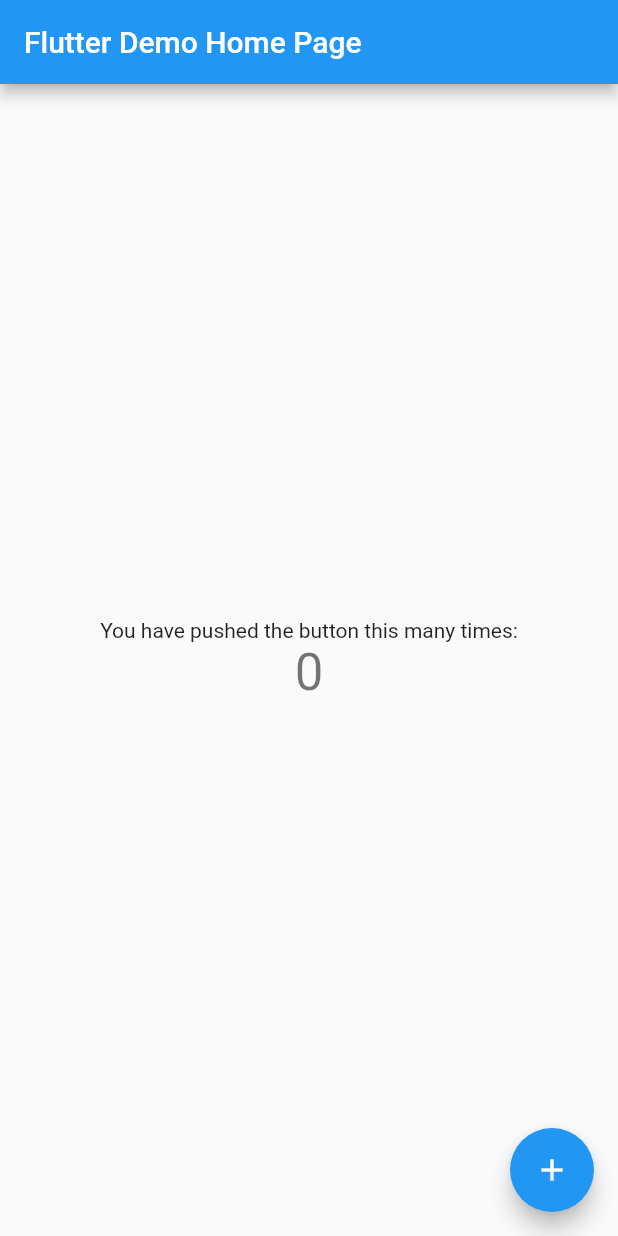
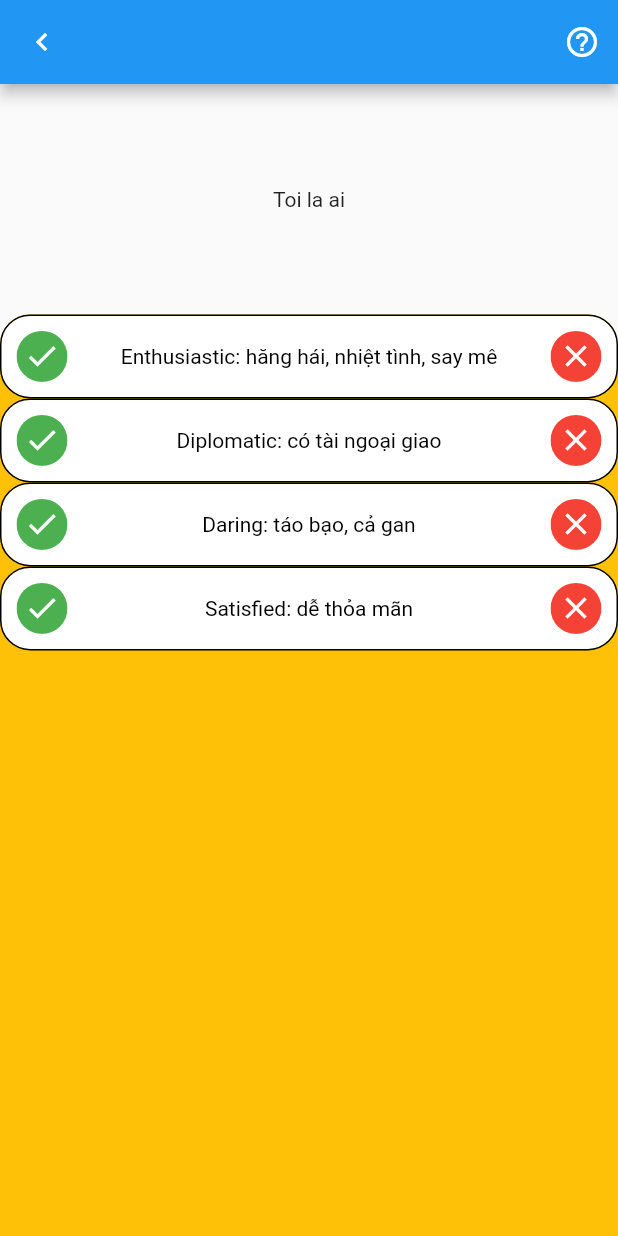
Before and after one commit to diepvicuong/DISC_TEST, a Flutter app: the screen it shows after launch, on a phone screen of 412 x 824 dp. Run offline on Flutter 3.47's test engine with Material 2 defaults, Android fonts, the phone set to English and light mode, and no system bars; our stand-ins replace dio, get; missing offline and left inert: dio_http_cache.

Commit message:
add question_page and answer_page

```diff
--- /dev/null
+++ b/lib/app/data/models/answer_model.dart
@@ -0,0 +1,29 @@
+import 'dart:convert';
+
+class Answer {
+  final String name;
+  final String question;
+  final String answer;
+  final String close;
+  final String far;
+  final String result;
+  Answer({
+    required this.name,
+    required this.question,
+    required this.answer,
+    required this.close,
+    required this.far,
+    required this.result,
+  });
+
+  factory Answer.fromJson(Map<String, dynamic> json) {
+    return Answer(
+      name: json['name'],
+      question: json['question'],
+      answer: json['answer'],
+      close: json['close'],
+      far: json['far'],
+      result: json['result'],
+    );
+  }
+}
--- /dev/null
+++ b/lib/app/data/models/data_model.dart
@@ -0,0 +1,18 @@
+import 'dart:convert';
+
+import 'package:disc_test/app/data/models/answer_model.dart';
+
+class QuestionData {
+  final String question;
+  final List<Answer> answerList;
+
+  QuestionData({required this.question, required this.answerList});
+
+  factory QuestionData.fromJson(Map<String, dynamic> json) {
+    return QuestionData(
+      question: json['question'],
+      answerList:
+          List<Answer>.from(json['answer']?.map((x) => Answer.fromJson(x))),
+    );
+  }
+}
--- /dev/null
+++ b/lib/app/res/colors.dart
@@ -0,0 +1,6 @@
+import 'package:flutter/material.dart';
+
+class AppColor {
+  static final Color kprimaryColor = Colors.blue;
+  static final Color kSecondaryColor = Colors.white;
+}
--- /dev/null
+++ b/lib/app/res/config.dart
@@ -0,0 +1,3 @@
+class AppConfig {
+  static final String baseUrl = 'https://xxx';
+}
--- /dev/null
+++ b/lib/app/res/sample_data.dart
@@ -0,0 +1,35 @@
+import 'package:disc_test/app/data/models/answer_model.dart';
+import 'package:disc_test/app/data/models/data_model.dart';
+
+List<QuestionData> arrayData = [
+  QuestionData(question: 'Toi la ai', answerList: [
+    Answer(
+        name: "abc",
+        question: '4de9cb20ad',
+        answer: "Enthusiastic: hăng hái, nhiệt tình, say mê",
+        close: "A",
+        far: "A",
+        result: "_"),
+    Answer(
+        name: "abc",
+        question: '4de9cb20ad',
+        answer: "Diplomatic: có tài ngoại giao",
+        close: "A",
+        far: "A",
+        result: "_"),
+    Answer(
+        name: "abc",
+        question: '4de9cb20ad',
+        answer: "Daring: táo bạo, cả gan",
+        close: "A",
+        far: "A",
+        result: "_"),
+    Answer(
+        name: "abc",
+        question: '4de9cb20ad',
+        answer: "Satisfied: dễ thỏa mãn",
+        close: "A",
+        far: "A",
+        result: "_"),
+  ])
+];
--- /dev/null
+++ b/lib/app/res/styles.dart
@@ -0,0 +1,3 @@
+class AppStyle {
+  static const double commonBorderRadius = 20;
+}
--- /dev/null
+++ b/lib/app/routes/app_pages.dart
@@ -0,0 +1,16 @@
+import 'package:get/get.dart';
+
+part './app_routes.dart';
+
+class AppPages {
+  static final pages = [
+    // GetPage(
+    //   name: Routes.INITIAL,
+    //   page: () => HomePage(),
+    // ),
+    // GetPage(
+    //     name: Routes.PRODUCT_LST,
+    //     page: () => ProductListPage(),
+    //     binding: ProductBinding()),
+  ];
+}
--- /dev/null
+++ b/lib/app/routes/app_routes.dart
@@ -0,0 +1,5 @@
+part of './app_pages.dart';
+
+abstract class Routes {
+  static const INITIAL = '/';
+}
--- /dev/null
+++ b/lib/app/ui/question/page/answer_page.dart
@@ -0,0 +1,281 @@
+import 'package:disc_test/app/data/models/data_model.dart';
+import 'package:disc_test/app/res/sample_data.dart';
+import 'package:disc_test/app/res/styles.dart';
+import 'package:flutter/material.dart';
+
+class AnswerPage extends StatelessWidget {
+  final QuestionData questionData;
+
+  const AnswerPage({Key? key, required this.questionData}) : super(key: key);
+
+  @override
+  Widget build(BuildContext context) {
+    return Column(
+      crossAxisAlignment: CrossAxisAlignment.stretch,
+      children: [
+        Expanded(
+            flex: 1,
+            child: Center(
+              child: Text(questionData.question),
+            )),
+        Expanded(
+          flex: 4,
+          child: Container(
+            decoration: BoxDecoration(
+                color: Colors.amber,
+                borderRadius: BorderRadius.only(
+                    topLeft: Radius.circular(AppStyle.commonBorderRadius),
+                    topRight: Radius.circular(AppStyle.commonBorderRadius))),
+            child: ListAnswerWidget(questionData: questionData),
+          ),
+        )
+      ],
+    );
+  }
+}
+
+class ListAnswerWidget extends StatefulWidget {
+  const ListAnswerWidget({
+    Key? key,
+    required this.questionData,
+  }) : super(key: key);
+
+  final QuestionData questionData;
+
+  @override
+  _ListAnswerWidgetState createState() => _ListAnswerWidgetState();
+}
+
+class _ListAnswerWidgetState extends State<ListAnswerWidget> {
+  int? _isMost;
+  int? _isLeast;
+  @override
+  Widget build(BuildContext context) {
+    return Center(
+        child: ListView.builder(
+      itemCount: widget.questionData.answerList.length,
+      itemBuilder: (context, index) => AnswerWidget2(
+        answer: widget.questionData.answerList[index].answer,
+        isMost: _isMost == index,
+        isLeast: _isLeast == index,
+        mostOnTap: () {
+          if (_isMost == null && _isLeast != index) {
+            setState(() {
+              _isMost = index;
+            });
+          } else if (_isMost == index) {
+            setState(() {
+              _isMost = null;
+            });
+          }
+        },
+        leastOnTap: () {
+          if (_isLeast == null && _isMost != index) {
+            setState(() {
+              _isLeast = index;
+            });
+          } else if (_isLeast == index) {
+            setState(() {
+              _isLeast = null;
+            });
+          }
+        },
+      ),
+    ));
+  }
+}
+
+class AnswerWidget extends StatefulWidget {
+  final String answer;
+  final Color? backgroundColor;
+  final Color? answerColor;
+  final Color? borderColor;
+  final double? borderRadius;
+
+  AnswerWidget(
+      {Key? key,
+      required this.answer,
+      this.backgroundColor,
+      this.answerColor,
+      this.borderColor,
+      this.borderRadius})
+      : super(key: key);
+
+  @override
+  _AnswerWidgetState createState() => _AnswerWidgetState();
+}
+
+class _AnswerWidgetState extends State<AnswerWidget> {
+  bool _isMost = false;
+  bool _isLeast = false;
+  @override
+  Widget build(BuildContext context) {
+    return Container(
+      padding: EdgeInsets.all(10),
+      decoration: BoxDecoration(
+          color: _isMost
+              ? Colors.green
+              : _isLeast
+                  ? Colors.red
+                  : widget.backgroundColor ?? Colors.white,
+          border: Border.all(color: this.widget.borderColor ?? Colors.black),
+          borderRadius: BorderRadius.circular(
+              this.widget.borderRadius ?? AppStyle.commonBorderRadius)),
+      child: Row(
+        mainAxisAlignment: MainAxisAlignment.spaceBetween,
+        children: [
+          Opacity(
+            opacity: _isLeast ? 0.0 : 1.0,
+            child: ClipOval(
+              child: Container(
+                color: _isMost ? Colors.white : Colors.green,
+                padding: EdgeInsets.all(5),
+                child: InkWell(
+                  splashColor: Colors.transparent,
+                  highlightColor: Colors.transparent, // inkwell color
+                  child: Icon(
+                    Icons.done,
+                    color: _isMost ? Colors.green : Colors.white,
+                  ),
+                  onTap: () {
+                    setState(() {
+                      _isMost = !_isMost;
+                    });
+                  },
+                ),
+              ),
+            ),
+          ),
+          Flexible(
+            child: Text(
+              this.widget.answer,
+              style: TextStyle(
+                color: (_isMost || _isLeast)
+                    ? Colors.white
+                    : widget.answerColor ?? Colors.black,
+              ),
+            ),
+          ),
+          Opacity(
+            opacity: _isMost ? 0.0 : 1.0,
+            child: ClipOval(
+              child: Container(
+                color: _isLeast ? Colors.white : Colors.red,
+                padding: EdgeInsets.all(5),
+                child: InkWell(
+                  splashColor: Colors.transparent,
+                  highlightColor: Colors.transparent, // inkwell color
+                  child: Icon(
+                    Icons.clear,
+                    color: _isLeast ? Colors.red : Colors.white,
+                  ),
+                  onTap: () {
+                    setState(() {
+                      _isLeast = !_isLeast;
+                    });
+                  },
+                ),
+              ),
+            ),
+          ),
+        ],
+      ),
+    );
+  }
+}
+
+class AnswerWidget2 extends StatelessWidget {
+  final String answer;
+  final Color? backgroundColor;
+  final Color? answerColor;
+  final Color? borderColor;
+  final double? borderRadius;
+
+  AnswerWidget2(
+      {Key? key,
+      required this.answer,
+      this.backgroundColor,
+      this.answerColor,
+      this.borderColor,
+      this.borderRadius,
+      this.isMost = false,
+      this.isLeast = false,
+      this.enableMost = true,
+      this.enableLeast = true,
+      this.mostOnTap,
+      this.leastOnTap})
+      : super(key: key);
+
+  final bool isMost;
+  final bool isLeast;
+  final bool enableMost;
+  final bool enableLeast;
+  final VoidCallback? mostOnTap;
+  final VoidCallback? leastOnTap;
+  @override
+  Widget build(BuildContext context) {
+    return Container(
+      padding: EdgeInsets.all(10),
+      decoration: BoxDecoration(
+          color: isMost
+              ? Colors.green
+              : isLeast
+                  ? Colors.red
+                  : this.backgroundColor ?? Colors.white,
+          border: Border.all(color: this.borderColor ?? Colors.black),
+          borderRadius: BorderRadius.circular(
+              this.borderRadius ?? AppStyle.commonBorderRadius)),
+      child: Row(
+        mainAxisAlignment: MainAxisAlignment.spaceBetween,
+        children: [
+          Opacity(
+            opacity: isLeast ? 0.0 : 1.0,
+            child: ClipOval(
+              child: Container(
+                color: isMost ? Colors.white : Colors.green,
+                padding: EdgeInsets.all(5),
+                child: InkWell(
+                  splashColor: Colors.transparent,
+                  highlightColor: Colors.transparent, // inkwell color
+                  child: Icon(
+                    Icons.done,
+                    color: isMost ? Colors.green : Colors.white,
+                  ),
+                  onTap: mostOnTap,
+                ),
+              ),
+            ),
+          ),
+          Flexible(
+            child: Text(
+              this.answer,
+              style: TextStyle(
+                color: (isMost || isLeast)
+                    ? Colors.white
+                    : this.answerColor ?? Colors.black,
+              ),
+            ),
+          ),
+          Opacity(
+            opacity: isMost ? 0.0 : 1.0,
+            child: ClipOval(
+              child: Container(
+                color: isLeast ? Colors.white : Colors.red,
+                padding: EdgeInsets.all(5),
+                child: InkWell(
+                  splashColor: Colors.transparent,
+                  highlightColor: Colors.transparent, // inkwell color
+                  child: Icon(
+                    Icons.clear,
+                    color: isLeast ? Colors.red : Colors.white,
+                  ),
+                  onTap: leastOnTap,
+                ),
+              ),
+            ),
+          ),
+        ],
+      ),
+    );
+  }
+}
--- /dev/null
+++ b/lib/app/ui/question/page/question_page.dart
@@ -0,0 +1,37 @@
+import 'package:disc_test/app/res/sample_data.dart';
+import 'package:disc_test/app/ui/question/page/answer_page.dart';
+import 'package:flutter/material.dart';
+
+class QuestionPage extends StatelessWidget {
+  @override
+  Widget build(BuildContext context) {
+    return Scaffold(
+      appBar: AppBar(
+        leading: IconButton(
+          icon: Icon(Icons.chevron_left),
+          onPressed: () {},
+        ),
+        title: Container(
+          color: Colors.amber,
+        ),
+        actions: [
+          IconButton(
+            icon: Icon(Icons.help_outline_outlined),
+            onPressed: () {},
+          )
+        ],
+      ),
+      body: Container(
+        child: PageView.builder(
+          physics: NeverScrollableScrollPhysics(),
+          itemCount: arrayData.length,
+          itemBuilder: (context, index) {
+            return AnswerPage(
+              questionData: arrayData[index],
+            );
+          },
+        ),
+      ),
+    );
+  }
+}
--- a/lib/main.dart
+++ b/lib/main.dart
@@ -1,113 +1,25 @@
+import 'package:disc_test/app/ui/question/page/question_page.dart';
 import 'package:flutter/material.dart';
+import 'package:get/get.dart';
+
+import 'app/routes/app_pages.dart';
 
 void main() {
   runApp(MyApp());
 }
 
 class MyApp extends StatelessWidget {
-  // This widget is the root of your application.
   @override
   Widget build(BuildContext context) {
-    return MaterialApp(
+    return GetMaterialApp(
       title: 'Flutter Demo',
       theme: ThemeData(
-        // This is the theme of your application.
-        //
-        // Try running your application with "flutter run". You'll see the
-        // application has a blue toolbar. Then, without quitting the app, try
-        // changing the primarySwatch below to Colors.green and then invoke
-        // "hot reload" (press "r" in the console where you ran "flutter run",
-        // or simply save your changes to "hot reload" in a Flutter IDE).
-        // Notice that the counter didn't reset back to zero; the application
-        // is not restarted.
         primarySwatch: Colors.blue,
       ),
-      home: MyHomePage(title: 'Flutter Demo Home Page'),
+      home: QuestionPage(),
+      // initialBinding: HomeBinding(),
+      initialRoute: Routes.INITIAL,
+      // getPages: AppPages.pages,
     );
   }
 }
-
-class MyHomePage extends StatefulWidget {
-  MyHomePage({Key key, this.title}) : super(key: key);
-
-  // This widget is the home page of your application. It is stateful, meaning
-  // that it has a State object (defined below) that contains fields that affect
-  // how it looks.
-
-  // This class is the configuration for the state. It holds the values (in this
-  // case the title) provided by the parent (in this case the App widget) and
-  // used by the build method of the State. Fields in a Widget subclass are
-  // always marked "final".
-
-  final String title;
-
-  @override
-  _MyHomePageState createState() => _MyHomePageState();
-}
-
-class _MyHomePageState extends State<MyHomePage> {
-  int _counter = 0;
-
-  void _incrementCounter() {
-    setState(() {
-      // This call to setState tells the Flutter framework that something has
-      // changed in this State, which causes it to rerun the build method below
-      // so that the display can reflect the updated values. If we changed
-      // _counter without calling setState(), then the build method would not be
-      // called again, and so nothing would appear to happen.
-      _counter++;
-    });
-  }
-
-  @override
-  Widget build(BuildContext context) {
-    // This method is rerun every time setState is called, for instance as done
-    // by the _incrementCounter method above.
-    //
-    // The Flutter framework has been optimized to make rerunning build methods
-    // fast, so that you can just rebuild anything that needs updating rather
-    // than having to individually change instances of widgets.
-    return Scaffold(
-      appBar: AppBar(
-        // Here we take the value from the MyHomePage object that was created by
-        // the App.build method, and use it to set our appbar title.
-        title: Text(widget.title),
-      ),
-      body: Center(
-        // Center is a layout widget. It takes a single child and positions it
-        // in the middle of the parent.
-        child: Column(
-          // Column is also a layout widget. It takes a list of children and
-          // arranges them vertically. By default, it sizes itself to fit its
-          // children horizontally, and tries to be as tall as its parent.
-          //
-          // Invoke "debug painting" (press "p" in the console, choose the
-          // "Toggle Debug Paint" action from the Flutter Inspector in Android
-          // Studio, or the "Toggle Debug Paint" command in Visual Studio Code)
-          // to see the wireframe for each widget.
-          //
-          // Column has various properties to control how it sizes itself and
-          // how it positions its children. Here we use mainAxisAlignment to
-          // center the children vertically; the main axis here is the vertical
-          // axis because Columns are vertical (the cross axis would be
-          // horizontal).
-          mainAxisAlignment: MainAxisAlignment.center,
-          children: <Widget>[
-            Text(
-              'You have pushed the button this many times:',
-            ),
-            Text(
-              '$_counter',
-              style: Theme.of(context).textTheme.headline4,
-            ),
-          ],
-        ),
-      ),
-      floatingActionButton: FloatingActionButton(
-        onPressed: _incrementCounter,
-        tooltip: 'Increment',
-        child: Icon(Icons.add),
-      ), // This trailing comma makes auto-formatting nicer for build methods.
-    );
-  }
-}
```
Also changed, not shown: lib/app/data/providers/api.dart (added, +15 -0 lines), lib/app/res/sizes.dart (added, +16 -0 lines), pubspec.yaml (+14 -59 lines), lib/app/data/providers/share_preference.dart (added), pubspec.lock, 6 other files.
